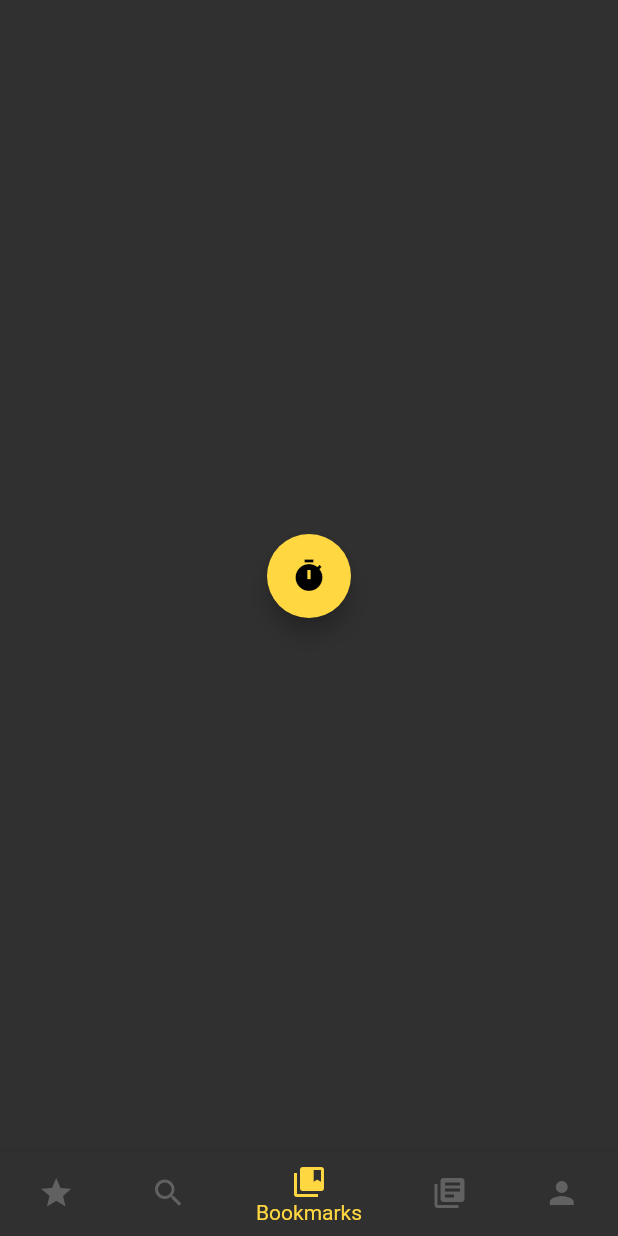
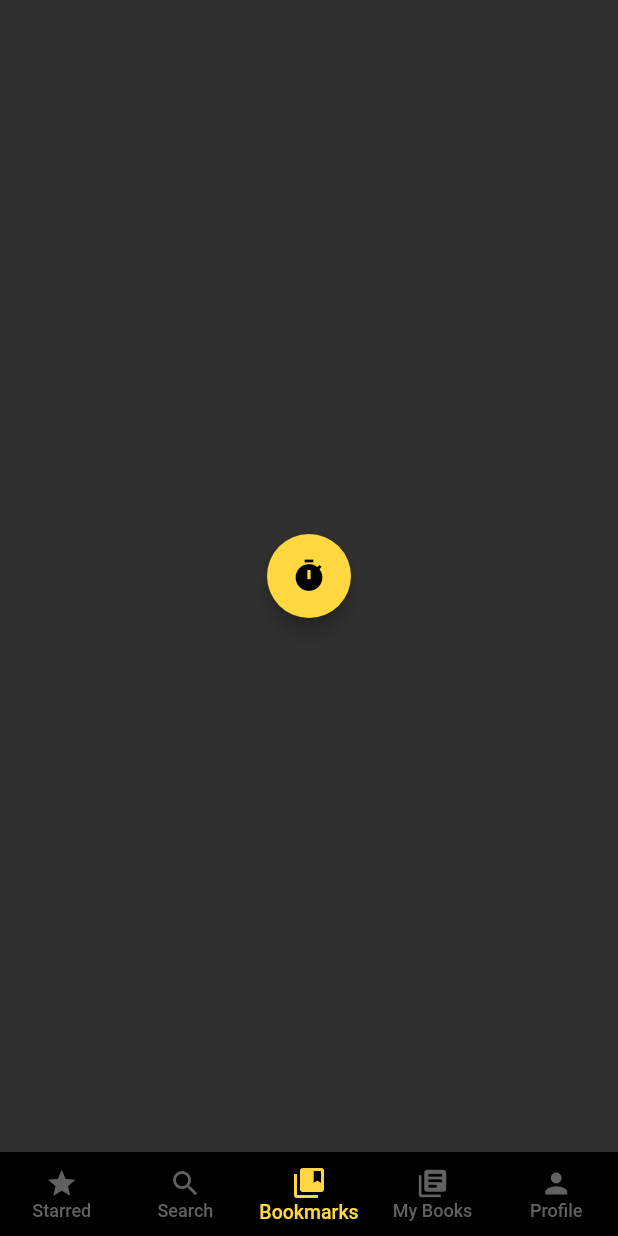
Before and after one commit to AndreHaueisen/Cronicalia_Flutter, a Flutter app: the screen it shows after launch, item 3 of the bottom bar chosen, on a phone screen of 412 x 824 dp. Run offline on Flutter 3.47's test engine with Material 2 defaults, Android fonts, the light colour scheme and no system bars; our stand-ins replace cloud_firestore, firebase_auth, firebase_core, firebase_storage, flushbar, google_sign_in and 1 more; missing offline and left inert: documents_picker, flutter_facebook_login, flutter_flux, flutter_twitter_login, validate; accounts and stored records are empty; statements that could not run were skipped.

Commit message:
Created a custom bottom bar to handle navigation

```diff
--- a/lib/bookmarks_screen/bookmarks_screen.dart
+++ b/lib/bookmarks_screen/bookmarks_screen.dart
@@ -1,3 +1,5 @@
+import 'package:cronicalia_flutter/custom_widgets/persistent_bottom_bar.dart';
+import 'package:cronicalia_flutter/main.dart';
 import 'package:flutter/material.dart';
 
 class BookmarksScreen extends StatelessWidget {
@@ -5,7 +7,9 @@ class BookmarksScreen extends StatelessWidget {
 
   @override
   Widget build(BuildContext context) {
-    return new Container(
+    return new Scaffold(
+      body: Column(children: [
+        Expanded(
           child: new Center(
             child: new FloatingActionButton(
               backgroundColor: Theme.of(context).accentColor,
@@ -13,6 +17,11 @@ class BookmarksScreen extends StatelessWidget {
               onPressed: () {},
             ),
           ),
+        ),
+        PersistentBottomBar(
+          selectedItemIdex: 2,
+        )
+      ]),
     );
   }
 }
--- /dev/null
+++ b/lib/custom_widgets/persistent_bottom_bar.dart
@@ -0,0 +1,105 @@
+import 'package:cronicalia_flutter/main.dart';
+import 'package:cronicalia_flutter/utils/constants.dart';
+import 'package:flutter/material.dart';
+
+final List<IconData> itemIcons = [Icons.star, Icons.search, Icons.collections_bookmark, Icons.library_books, Icons.person];
+final List<String> itemTitles = ["Starred", "Search", "Bookmarks", "My Books", "Profile"];
+
+class PersistentBottomBar extends StatelessWidget {
+  PersistentBottomBar({@required this.selectedItemIdex})
+      : assert(itemIcons.length == itemTitles.length, "Icons and titles must have equal lenghts"),
+        assert(selectedItemIdex < itemIcons.length, "Highlighted item index invalid");
+
+  final int selectedItemIdex;
+
+  @override
+  Widget build(BuildContext context) {
+    return Hero(
+      tag: Constants.BOTTOM_NAV_TAG,
+      child: Container(
+        height: 56.0,
+        color: AppThemeColors.primaryColorDark,
+        child: Row(
+          children: composeItens(context),
+        ),
+      ),
+    );
+  }
+
+  List<Widget> composeItens(BuildContext context) {
+    List<Widget> fullItens = List();
+
+    for (var index = 0; index < itemIcons.length; index++) {
+      Color color = (selectedItemIdex == index) ? AppThemeColors.accentColor : AppThemeColors.primaryColorLight;
+
+      Widget singleItem = Expanded(
+        flex: 1,
+        child: MaterialButton(
+          padding: EdgeInsets.all(0.0),
+          onPressed: () {
+            if (index != selectedItemIdex) {
+              routeToCorrectScreen(context, index);
+            }
+          },
+          child: Column(
+            mainAxisSize: MainAxisSize.min,
+            children: <Widget>[
+              Padding(
+                padding: const EdgeInsets.only(top: 8.0),
+                child: Icon(
+                  itemIcons[index],
+                  size: (selectedItemIdex == index) ? 24.0 : 22.0,
+                  color: color,
+                ),
+              ),
+              Padding(
+                padding: const EdgeInsets.only(bottom: 8.0),
+                child: Text(
+                  itemTitles[index],
+                  maxLines: 1,
+                  style: TextStyle(color: color, fontSize: (selectedItemIdex == index) ? 13.0 : 12.0),
+                ),
+              )
+            ],
+          ),
+        ),
+      );
+
+      fullItens.add(singleItem);
+    }
+
+    return fullItens;
+  }
+
+  void routeToCorrectScreen(BuildContext context, int buttonIndex) {
+    switch (buttonIndex) {
+      case 0:
+        {
+          Navigator.of(context).pushNamed(Constants.ROUTE_SUGGESTIONS_SCREEN);
+          break;
+        }
+      case 1:
+        {
+          Navigator.of(context).pushNamed(Constants.ROUTE_SEARCH_SCREEN);
+          break;
+        }
+      case 2:
+        {
+          Navigator.of(context).pushNamed(Constants.ROUTE_BOOKMARKS_SCREEN);
+          break;
+        }
+      case 3:
+        {
+          Navigator.of(context).pushNamed(Constants.ROUTE_MY_BOOKS_SCREEN);
+          break;
+        }
+      case 4:
+        {
+          Navigator.of(context).pushNamed(Constants.ROUTE_PROFILE_SCREEN);
+          break;
+        }
+      default:
+        break;
+    }
+  }
+}
--- a/lib/main.dart
+++ b/lib/main.dart
@@ -14,7 +14,6 @@ import 'package:cloud_firestore/cloud_firestore.dart';
 import 'package:firebase_auth/firebase_auth.dart';
 import 'package:firebase_storage/firebase_storage.dart';
 import 'package:flutter_flux/flutter_flux.dart';
-
 
 class TextColorDarkBackground {
   static final Color primary = Colors.white;
@@ -43,69 +42,27 @@ void main() {
   runApp(new Cronicalia());
 }
 
-class Cronicalia extends StatefulWidget {
-  @override
-  CronicaliaState createState() => new CronicaliaState();
-}
-
-class CronicaliaState extends State<Cronicalia> with SingleTickerProviderStateMixin, StoreWatcherMixin<Cronicalia> {
-
-  UserStore userStore;
+class Cronicalia extends StatelessWidget {
   FirebaseStorage firebaseStorage;
   Firestore firestore;
   FirebaseAuth firebaseAuth;
-  TabController _tabController;
-  int _index = 0;
 
-
-
-  @override
-  void initState() {
-    super.initState();
-
+  Cronicalia() {
     _initializeFirebase();
-
-    userStore = listenToStore(userStoreToken);
-    userStore.isLoggedInAsync().then((isLoggedIn){
-      if(isLoggedIn){
-        getUserFromServerAction([userStore.userEmail, ""]);
-      }
-    });
-
-    _tabController = new TabController(length: 5, vsync: this);
-    _tabController.addListener(() {
-      _onChangeViewRequested(_tabController.index, false);
-    });
   }
 
 
-  final _bottomNavigationItems = [_starredItem, _searchItem, _bookmarksItem, _myBooksItem, _profileItem];
-
-  static BottomNavigationBarItem _starredItem = new BottomNavigationBarItem(
-      icon: new Icon(Icons.star), title: new Text("Starred"), backgroundColor: Colors.grey[850]);
-  static BottomNavigationBarItem _searchItem = new BottomNavigationBarItem(
-      icon: new Icon(Icons.search), title: new Text("Search"), backgroundColor: Colors.grey[850]);
-  static BottomNavigationBarItem _bookmarksItem = new BottomNavigationBarItem(
-      icon: new Icon(Icons.collections_bookmark), title: new Text("Bookmarks"), backgroundColor: Colors.grey[850]);
-  static BottomNavigationBarItem _myBooksItem = new BottomNavigationBarItem(
-      icon: new Icon(Icons.library_books), title: new Text("My Books"), backgroundColor: Colors.grey[850]);
-  static BottomNavigationBarItem _profileItem = new BottomNavigationBarItem(
-      icon: new Icon(Icons.person), title: new Text("Profile"), backgroundColor: Colors.grey[850]);
-
-  void _onChangeViewRequested(int newIndex, bool shouldRequestViewChangeOnController) {
-    setState(() {
-      _index = newIndex;
-
-      if (shouldRequestViewChangeOnController) _tabController.animateTo(_index);
-    });
-  }
 
   @override
   Widget build(BuildContext context) {
     return new MaterialApp(
       routes: <String, WidgetBuilder>{
-        Constants.ROUTE_LOGIN_SCREEN: (BuildContext context) =>
-            new LoginScreen(firebaseAuth, firestore, context)
+        Constants.ROUTE_LOGIN_SCREEN: (BuildContext context) => new LoginScreen(firebaseAuth, firestore, context),
+        Constants.ROUTE_SUGGESTIONS_SCREEN: (BuildContext context) => new SuggestionsScreen(),
+        Constants.ROUTE_SEARCH_SCREEN: (BuildContext context) => new SearchScreen(),
+        Constants.ROUTE_BOOKMARKS_SCREEN: (BuildContext context) => new BookmarksScreen(),
+        Constants.ROUTE_MY_BOOKS_SCREEN: (BuildContext context) => new MyBooksScreen(),
+        Constants.ROUTE_PROFILE_SCREEN: (BuildContext context) => new ProfileScreen()
       },
       theme: new ThemeData(
           brightness: Brightness.dark,
@@ -117,32 +74,19 @@ class CronicaliaState extends State<Cronicalia> with SingleTickerProviderStateMi
           backgroundColor: AppThemeColors.backgroundColor,
           canvasColor: AppThemeColors.canvasColor,
           cardColor: AppThemeColors.cardColor,
-        toggleableActiveColor: AppThemeColors.accentColor
-      ),
+          toggleableActiveColor: AppThemeColors.accentColor),
       title: 'Cronicalia',
-      home: new Scaffold(
-        body: new TabBarView(children: <Widget>[
-          new SuggestionsScreen(),
-          new SearchScreen(),
-          new BookmarksScreen(),
-          new MyBooksScreen(),
-          new ProfileScreen()
-        ], controller: _tabController),
-        bottomNavigationBar: new BottomNavigationBar(
-            type: BottomNavigationBarType.shifting,
-            onTap: (int index) {
-              _onChangeViewRequested(index, true);
-            },
-            items: _bottomNavigationItems,
-            fixedColor: Colors.amberAccent,
-            currentIndex: _index),
-      ),
+      home: Try(),
     );
   }
+}
+
+class Try extends StatelessWidget{
+
 
   @override
-  void dispose() {
-    _tabController.dispose();
-    super.dispose();
+  Widget build(BuildContext context) {
+    return SuggestionsScreen();
   }
+
 }
--- a/lib/utils/constants.dart
+++ b/lib/utils/constants.dart
@@ -3,8 +3,15 @@ import 'package:cronicalia_flutter/login_screen/login_handler.dart';
 
 class Constants{
 
+  static const BOTTOM_NAV_TAG = 'app_bottom_nav';
+
   static const ROUTE_LOGIN_SCREEN = '/loginScreen';
   static const ROUTE_EDIT_BOOK_SCREEN = '/editBookScreen';
+  static const ROUTE_SUGGESTIONS_SCREEN = '/suggestionsScreen';
+  static const ROUTE_SEARCH_SCREEN = '/searchScreen';
+  static const ROUTE_BOOKMARKS_SCREEN = '/bookmarksScreen';
+  static const ROUTE_MY_BOOKS_SCREEN = '/myBooksScreen';
+  static const ROUTE_PROFILE_SCREEN = '/profileScreen';
 
   static const DOCUMENT_UID_MAPPINGS = "UID_mappings";
   static const DOCUMENT_MESSAGE_TOKENS = "Message_tokens";
```
Also changed, not shown: lib/my_books_screen/my_books_screen.dart (+14 -11 lines), lib/profile_screen/profile_screen.dart (+19 -12 lines), lib/search_screen/search_screen.dart (+12 -2 lines), lib/suggestions_screen/suggestions_screen.dart (+32 -4 lines). Lines whose indentation alone changed are shown as unchanged.
